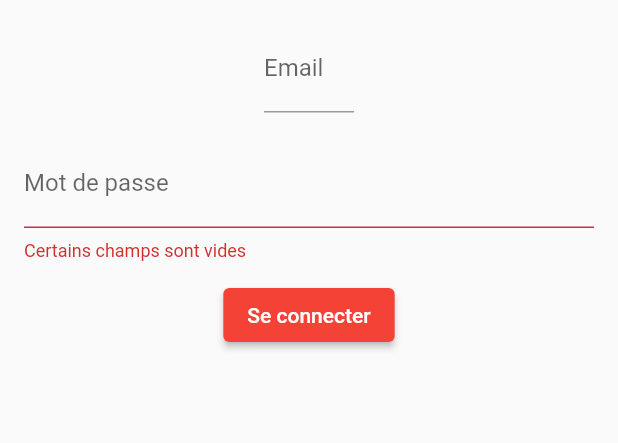
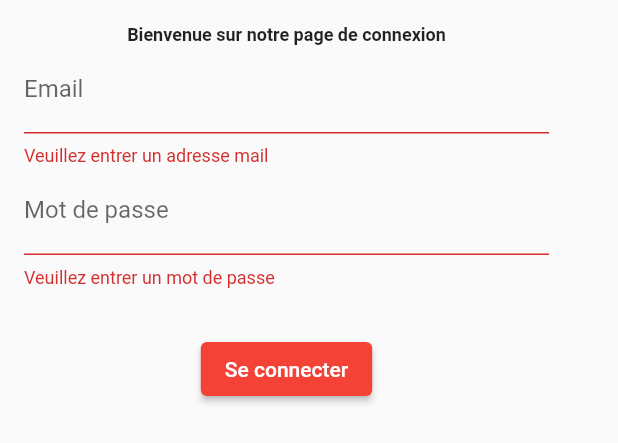
Before and after one commit to Sarah-Ab/Hackathon, a Flutter app: the LoginForm widget shown alone on an empty page, opened directly, after a tap on "Se connecter", on a phone screen of 412 x 824 dp. Shown: the top 443 px of the screen. Run offline on Flutter 3.47's test engine with Material 2 defaults, Android fonts, the phone set to English and light mode, and no system bars; our stand-ins replace firebase_core, firebase_database, form_field_validator; accounts and stored records are empty.

Commit message:
page login avec image

```diff
--- a/lib/login.dart
+++ b/lib/login.dart
@@ -1,5 +1,5 @@
 import 'dart:async';
-import 'package:email_validator/email_validator.dart';
+import 'package:form_field_validator/form_field_validator.dart';
 import 'package:flutter/material.dart';
 import 'package:flutter/widgets.dart';
 
@@ -28,43 +28,52 @@ class LoginFormState extends State<LoginForm> {
           padding: EdgeInsets.all(16),
           child: Column(
             children: [
+              Text(
+                'Bienvenue sur notre page de connexion',
+                textAlign: TextAlign.center,
+                style:
+                    const TextStyle(fontWeight: FontWeight.bold, fontSize: 12),
+              ),
               Container(
-                width: 60,
+                width: 350,
                 child: TextFormField(
+                  validator: MultiValidator([
+                    RequiredValidator(
+                        errorText: "Veuillez entrer un adresse mail"),
+                    EmailValidator(
+                        errorText: "Veuillez entrer une adresse mail valide"),
+                  ]),
                   controller: _emailController,
                   // validator: (val) => !EmailValidator.validate(val!, true)
                   //     ? 'Entrer votre adresse mail.'
                   //     : null,
                   // onSaved: (email) => this.email = email,
                   decoration: InputDecoration(
-                      border: UnderlineInputBorder(),
-
-                      labelText: 'Email'),
+                      border: UnderlineInputBorder(), labelText: 'Email'),
                 ),
               ),
+              Container(
+                width: 350,
+                child: TextFormField(
+                  validator: RequiredValidator(
+                      errorText: "Veuillez entrer un mot de passe"),
+                  onSaved: (password) => this.password = password,
+                  obscureText: true,
+                  decoration: InputDecoration(
+                    border: UnderlineInputBorder(),
+                    labelText: 'Mot de passe',
+                  ),
+                ),
+              ),
+              SizedBox(height: 12),
               Visibility(visible: showResponse, child: Text(failResponse)),
               Visibility(
                   visible: showLoading,
                   child: CircularProgressIndicator(
                     valueColor:
-                    AlwaysStoppedAnimation(Theme.of(context).primaryColor),
+                        AlwaysStoppedAnimation(Theme.of(context).primaryColor),
                   )),
               SizedBox(height: 18),
-              TextFormField(
-                obscureText: true,
-                validator: (value) {
-                  if (value == null || value.isEmpty) {
-                    return 'Certains champs sont vides';
-                  }
-                  return null;
-                },
-                onSaved: (password) => this.password = password,
-                decoration: InputDecoration(
-                  border: UnderlineInputBorder(),
-                  labelText: 'Mot de passe',
-                ),
-              ),
-              SizedBox(height: 12),
               ElevatedButton(
                 onPressed: submit,
                 child: Text('Se connecter'),
```
Also changed, not shown: lib/main.dart (+24 -88 lines), pubspec.yaml (+4 -7 lines), pubspec.lock.
